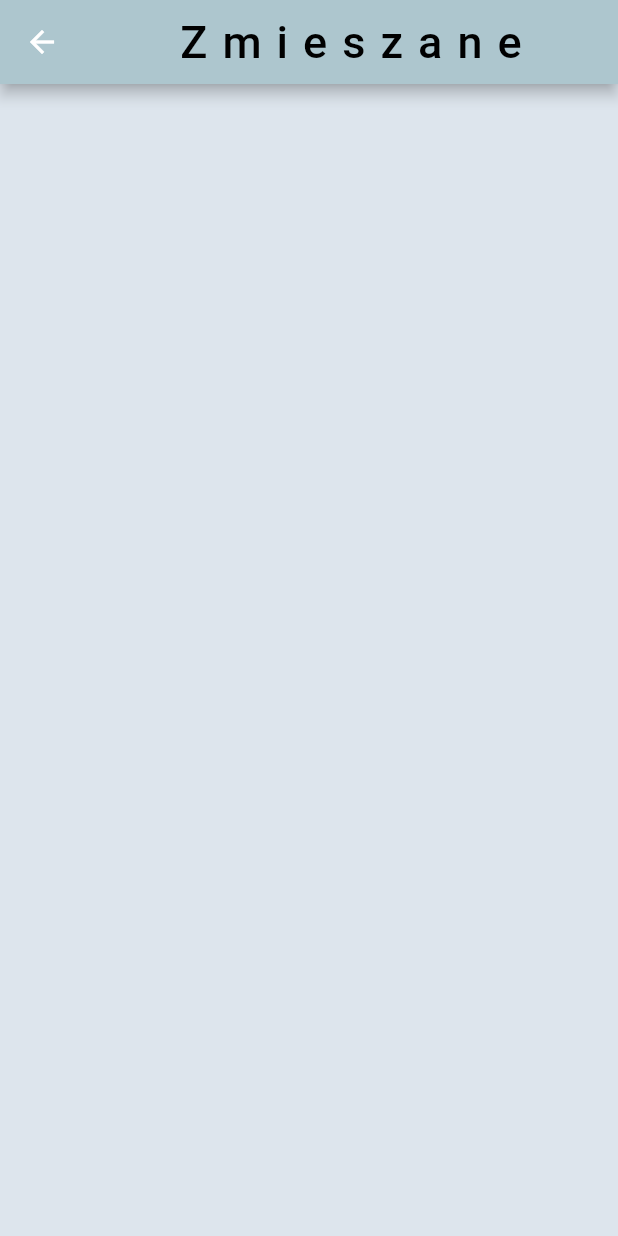
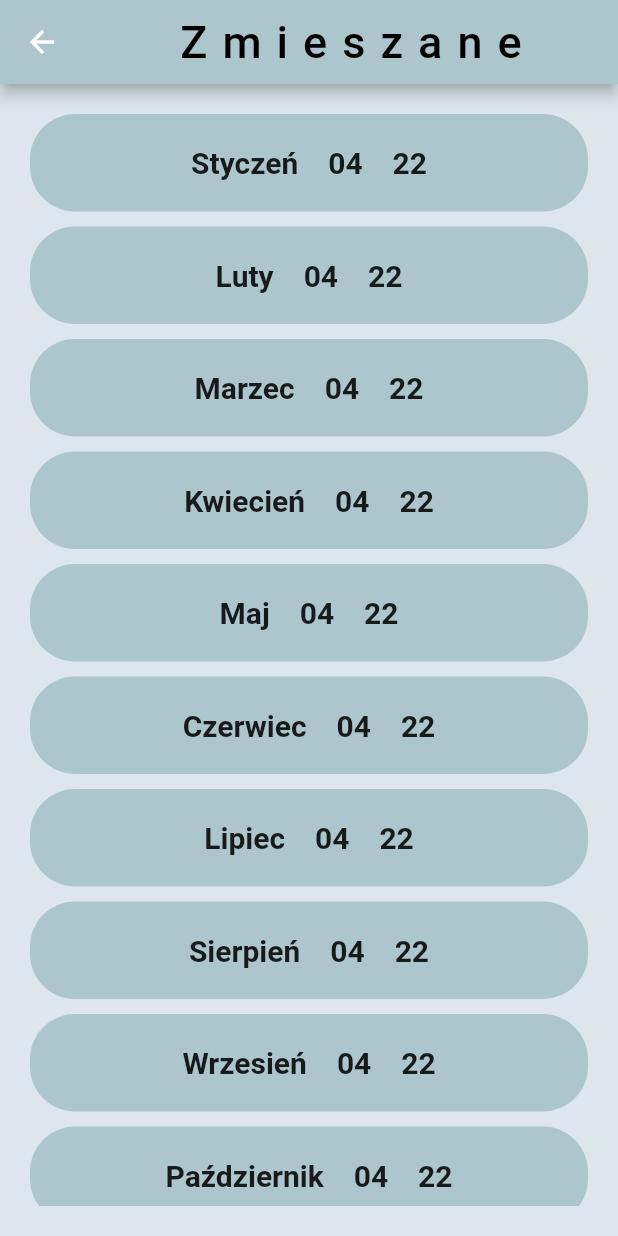
Before and after one commit to mariuszkuczynski/day_a_bin_kbk, a Flutter app: the ZmieszanePage screen opened directly, on a phone screen of 412 x 824 dp. Run offline on Flutter 3.47's test engine with Material 2 defaults, Android fonts, the phone set to English and light mode, and no system bars; our stand-ins replace firebase_auth, firebase_core, google_fonts; accounts and stored records are empty.

Commit message:
Add Bio, Choinki, Segregowane, Gabaryty, Zmieszane

```diff
--- /dev/null
+++ b/lib/app/calendary/pages/bio/bio.dart
@@ -0,0 +1,97 @@
+import 'package:flutter/material.dart';
+import 'package:google_fonts/google_fonts.dart';
+
+class BioPage extends StatelessWidget {
+  const BioPage({Key? key}) : super(key: key);
+
+  @override
+  Widget build(BuildContext context) {
+    return Scaffold(
+      backgroundColor: const Color.fromRGBO(221, 229, 237, 1),
+      appBar: AppBar(
+        backgroundColor: const Color.fromRGBO(173, 198, 206, 1),
+        title: Center(
+          child: Text(
+            'BIO',
+            style: GoogleFonts.inriaSerif(
+                fontSize: 30, letterSpacing: 10, color: Colors.black),
+          ),
+        ),
+      ),
+      body: Center(
+        child: Padding(
+          padding: const EdgeInsets.all(20),
+          child: ListView(
+            children: const [
+              CategoryWidget('Styczeń'),
+              SizedBox(height: 10),
+              CategoryWidget('Luty'),
+              SizedBox(height: 10),
+              CategoryWidget('Marzec'),
+              SizedBox(height: 10),
+              CategoryWidget('Kwiecień'),
+              SizedBox(height: 10),
+              CategoryWidget('Maj'),
+              SizedBox(height: 10),
+              CategoryWidget('Czerwiec'),
+              SizedBox(height: 10),
+              CategoryWidget('Lipiec'),
+              SizedBox(height: 10),
+              CategoryWidget('Sierpień'),
+              SizedBox(height: 10),
+              CategoryWidget('Wrzesień'),
+              SizedBox(height: 10),
+              CategoryWidget('Październik'),
+              SizedBox(height: 10),
+              CategoryWidget('Listopad'),
+              SizedBox(height: 10),
+              CategoryWidget('Grudzień'),
+            ],
+          ),
+        ),
+      ),
+    );
+  }
+}
+
+class CategoryWidget extends StatelessWidget {
+  const CategoryWidget(
+    this.title, {
+    Key? key,
+  }) : super(key: key);
+
+  final String title;
+
+  @override
+  Widget build(BuildContext context) {
+    return Container(
+      child: Row(
+        mainAxisAlignment: MainAxisAlignment.center,
+        children: [
+          Text(
+            title,
+            style: GoogleFonts.inriaSerif(
+              fontSize: 20,
+              fontWeight: FontWeight.bold,
+            ),
+          ),
+          const SizedBox(width: 20),
+          //DATA WYWOZU
+          Text(
+            '04    22',
+            style: GoogleFonts.inriaSerif(
+              fontSize: 20,
+              fontWeight: FontWeight.bold,
+            ),
+          )
+        ],
+      ),
+      height: 65,
+      width: 320,
+      decoration: BoxDecoration(
+        borderRadius: BorderRadius.circular(30),
+        color: const Color.fromRGBO(173, 198, 206, 1),
+      ),
+    );
+  }
+}
--- /dev/null
+++ b/lib/app/calendary/pages/zmieszane/zmieszane_page.dart
@@ -0,0 +1,97 @@
+import 'package:flutter/material.dart';
+import 'package:google_fonts/google_fonts.dart';
+
+class ZmieszanePage extends StatelessWidget {
+  const ZmieszanePage({Key? key}) : super(key: key);
+
+  @override
+  Widget build(BuildContext context) {
+    return Scaffold(
+      backgroundColor: const Color.fromRGBO(221, 229, 237, 1),
+      appBar: AppBar(
+        backgroundColor: const Color.fromRGBO(173, 198, 206, 1),
+        title: Center(
+          child: Text(
+            'Zmieszane',
+            style: GoogleFonts.inriaSerif(
+                fontSize: 30, letterSpacing: 10, color: Colors.black),
+          ),
+        ),
+      ),
+      body: Center(
+        child: Padding(
+          padding: const EdgeInsets.all(20),
+          child: ListView(
+            children: const [
+              CategoryWidget('Styczeń'),
+              SizedBox(height: 10),
+              CategoryWidget('Luty'),
+              SizedBox(height: 10),
+              CategoryWidget('Marzec'),
+              SizedBox(height: 10),
+              CategoryWidget('Kwiecień'),
+              SizedBox(height: 10),
+              CategoryWidget('Maj'),
+              SizedBox(height: 10),
+              CategoryWidget('Czerwiec'),
+              SizedBox(height: 10),
+              CategoryWidget('Lipiec'),
+              SizedBox(height: 10),
+              CategoryWidget('Sierpień'),
+              SizedBox(height: 10),
+              CategoryWidget('Wrzesień'),
+              SizedBox(height: 10),
+              CategoryWidget('Październik'),
+              SizedBox(height: 10),
+              CategoryWidget('Listopad'),
+              SizedBox(height: 10),
+              CategoryWidget('Grudzień'),
+            ],
+          ),
+        ),
+      ),
+    );
+  }
+}
+
+class CategoryWidget extends StatelessWidget {
+  const CategoryWidget(
+    this.title, {
+    Key? key,
+  }) : super(key: key);
+
+  final String title;
+
+  @override
+  Widget build(BuildContext context) {
+    return Container(
+      child: Row(
+        mainAxisAlignment: MainAxisAlignment.center,
+        children: [
+          Text(
+            title,
+            style: GoogleFonts.inriaSerif(
+              fontSize: 20,
+              fontWeight: FontWeight.bold,
+            ),
+          ),
+          const SizedBox(width: 20),
+          //DATA WYWOZU
+          Text(
+            '04    22',
+            style: GoogleFonts.inriaSerif(
+              fontSize: 20,
+              fontWeight: FontWeight.bold,
+            ),
+          )
+        ],
+      ),
+      height: 65,
+      width: 320,
+      decoration: BoxDecoration(
+        borderRadius: BorderRadius.circular(30),
+        color: const Color.fromRGBO(173, 198, 206, 1),
+      ),
+    );
+  }
+}
--- a/lib/app/wyszukiwanie/pages/zmieszane/zmieszane_page.dart
+++ /dev/null
@@ -1,32 +0,0 @@
-
-
-import 'package:flutter/material.dart';
-import 'package:google_fonts/google_fonts.dart';
-
-class ZmieszanePage extends StatelessWidget {
-  const ZmieszanePage
-({ Key? key }) : super(key: key);
-
-  @override
-  Widget build(BuildContext context) {
-    return  Scaffold(
-      backgroundColor: const Color.fromRGBO(221, 229, 237, 1),
-      appBar: AppBar(
-          backgroundColor: const Color.fromRGBO(173, 198, 206, 1),
-          title: Center(
-            child: Text(
-              'Zmieszane',
-              style: GoogleFonts.inriaSerif(
-                  fontSize: 30, letterSpacing: 10, color: Colors.black),
-            ),
-          ),
-        ),
-
-      body:
-       Center(child: ListView(
-        children: const[],
-
-      ),),
-    );
-  }
-}
```
Also changed, not shown: lib/app/calendary/calendary.dart (+10 -5 lines), lib/app/calendary/pages/choinki/choinki.dart (added, +97 -0 lines), lib/app/calendary/pages/gabaryty/gabaryty.dart (added, +97 -0 lines), lib/app/calendary/pages/segregowane/segregowane.dart (added, +97 -0 lines), lib/app/wyszukiwanie/wyszukiwanie.dart (+11 -8 lines).
